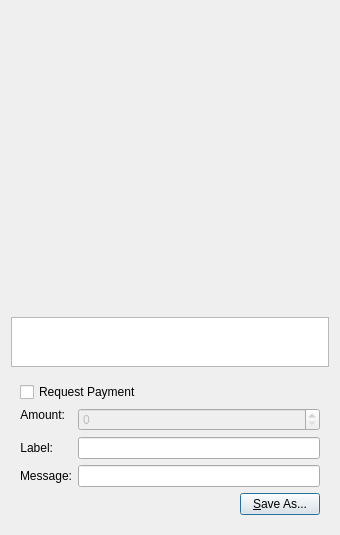
Old version of the form src/qt/forms/qrcodedialog.ui in the repository owner232/USDEX.
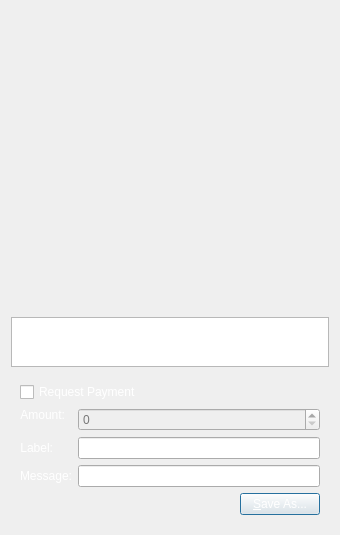
New version of the form. Icons and pictures are not drawn. Custom widgets are drawn as their Qt base class.

What changed in the file:
```diff
--- a/src/qt/forms/qrcodedialog.ui
+++ b/src/qt/forms/qrcodedialog.ui
@@ -67,12 +67,248 @@
    </item>
    <item>
     <widget class="QWidget" name="widget" native="true">
+     <property name="palette">
+      <palette>
+       <active>
+        <colorrole role="WindowText">
+         <brush brushstyle="SolidPattern">
+          <color alpha="255">
+           <red>255</red>
+           <green>255</green>
+           <blue>255</blue>
+          </color>
+         </brush>
+        </colorrole>
+        <colorrole role="Text">
+         <brush brushstyle="SolidPattern">
+          <color alpha="255">
+           <red>255</red>
+           <green>255</green>
+           <blue>255</blue>
+          </color>
+         </brush>
+        </colorrole>
+        <colorrole role="ButtonText">
+         <brush brushstyle="SolidPattern">
+          <color alpha="255">
+           <red>255</red>
+           <green>255</green>
+           <blue>255</blue>
+          </color>
+         </brush>
+        </colorrole>
+        <colorrole role="ToolTipText">
+         <brush brushstyle="SolidPattern">
+          <color alpha="255">
+           <red>255</red>
+           <green>255</green>
+           <blue>255</blue>
+          </color>
+         </brush>
+        </colorrole>
+       </active>
+       <inactive>
+        <colorrole role="WindowText">
+         <brush brushstyle="SolidPattern">
+          <color alpha="255">
+           <red>255</red>
+           <green>255</green>
+           <blue>255</blue>
+          </color>
+         </brush>
+        </colorrole>
+        <colorrole role="Text">
+         <brush brushstyle="SolidPattern">
+          <color alpha="255">
+           <red>255</red>
+           <green>255</green>
+           <blue>255</blue>
+          </color>
+         </brush>
+        </colorrole>
+        <colorrole role="ButtonText">
+         <brush brushstyle="SolidPattern">
+          <color alpha="255">
+           <red>255</red>
+           <green>255</green>
+           <blue>255</blue>
+          </color>
+         </brush>
+        </colorrole>
+        <colorrole role="ToolTipText">
+         <brush brushstyle="SolidPattern">
+          <color alpha="255">
+           <red>255</red>
+           <green>255</green>
+           <blue>255</blue>
+          </color>
+         </brush>
+        </colorrole>
+       </inactive>
+       <disabled>
+        <colorrole role="WindowText">
+         <brush brushstyle="SolidPattern">
+          <color alpha="255">
+           <red>120</red>
+           <green>120</green>
+           <blue>120</blue>
+          </color>
+         </brush>
+        </colorrole>
+        <colorrole role="Text">
+         <brush brushstyle="SolidPattern">
+          <color alpha="255">
+           <red>120</red>
+           <green>120</green>
+           <blue>120</blue>
+          </color>
+         </brush>
+        </colorrole>
+        <colorrole role="ButtonText">
+         <brush brushstyle="SolidPattern">
+          <color alpha="255">
+           <red>120</red>
+           <green>120</green>
+           <blue>120</blue>
+          </color>
+         </brush>
+        </colorrole>
+        <colorrole role="ToolTipText">
+         <brush brushstyle="SolidPattern">
+          <color alpha="255">
+           <red>255</red>
+           <green>255</green>
+           <blue>255</blue>
+          </color>
+         </brush>
+        </colorrole>
+       </disabled>
+      </palette>
+     </property>
      <layout class="QVBoxLayout" name="verticalLayout_2">
       <item>
        <widget class="QCheckBox" name="chkReqPayment">
         <property name="enabled">
          <bool>true</bool>
         </property>
+        <property name="palette">
+         <palette>
+          <active>
+           <colorrole role="WindowText">
+            <brush brushstyle="SolidPattern">
+             <color alpha="255">
+              <red>255</red>
+              <green>255</green>
+              <blue>255</blue>
+             </color>
+            </brush>
+           </colorrole>
+           <colorrole role="Text">
+            <brush brushstyle="SolidPattern">
+             <color alpha="255">
+              <red>255</red>
+              <green>255</green>
+              <blue>255</blue>
+             </color>
+            </brush>
+           </colorrole>
+           <colorrole role="ButtonText">
+            <brush brushstyle="SolidPattern">
+             <color alpha="255">
+              <red>255</red>
+              <green>255</green>
+              <blue>255</blue>
+             </color>
+            </brush>
+           </colorrole>
+           <colorrole role="ToolTipText">
+            <brush brushstyle="SolidPattern">
+             <color alpha="255">
+              <red>255</red>
+              <green>255</green>
+              <blue>255</blue>
+             </color>
+            </brush>
+           </colorrole>
+          </active>
+          <inactive>
+           <colorrole role="WindowText">
+            <brush brushstyle="SolidPattern">
+             <color alpha="255">
+              <red>255</red>
+              <green>255</green>
+              <blue>255</blue>
+             </color>
+            </brush>
+           </colorrole>
+           <colorrole role="Text">
+            <brush brushstyle="SolidPattern">
+             <color alpha="255">
+              <red>255</red>
+              <green>255</green>
+              <blue>255</blue>
+             </color>
+            </brush>
+           </colorrole>
+           <colorrole role="ButtonText">
+            <brush brushstyle="SolidPattern">
+             <color alpha="255">
+              <red>255</red>
+              <green>255</green>
+              <blue>255</blue>
+             </color>
+            </brush>
+           </colorrole>
+           <colorrole role="ToolTipText">
+            <brush brushstyle="SolidPattern">
+             <color alpha="255">
+              <red>255</red>
+              <green>255</green>
+              <blue>255</blue>
+             </color>
+            </brush>
+           </colorrole>
+          </inactive>
+          <disabled>
+           <colorrole role="WindowText">
+            <brush brushstyle="SolidPattern">
+             <color alpha="255">
+              <red>120</red>
+              <green>120</green>
+              <blue>120</blue>
+             </color>
+            </brush>
+           </colorrole>
+           <colorrole role="Text">
+            <brush brushstyle="SolidPattern">
+             <color alpha="255">
+              <red>120</red>
+              <green>120</green>
+              <blue>120</blue>
+             </color>
+            </brush>
+           </colorrole>
+           <colorrole role="ButtonText">
+            <brush brushstyle="SolidPattern">
+             <color alpha="255">
+              <red>120</red>
+              <green>120</green>
+              <blue>120</blue>
+             </color>
+            </brush>
+           </colorrole>
+           <colorrole role="ToolTipText">
+            <brush brushstyle="SolidPattern">
+             <color alpha="255">
+              <red>255</red>
+              <green>255</green>
+              <blue>255</blue>
+             </color>
+            </brush>
+           </colorrole>
+          </disabled>
+         </palette>
+        </property>
         <property name="text">
          <string>Request Payment</string>
         </property>
@@ -85,6 +321,124 @@
         </property>
         <item row="1" column="0">
          <widget class="QLabel" name="lblLabel">
+          <property name="palette">
+           <palette>
+            <active>
+             <colorrole role="WindowText">
+              <brush brushstyle="SolidPattern">
+               <color alpha="255">
+                <red>255</red>
+                <green>255</green>
+                <blue>255</blue>
+               </color>
+              </brush>
+             </colorrole>
+             <colorrole role="Text">
+              <brush brushstyle="SolidPattern">
+               <color alpha="255">
+                <red>255</red>
+                <green>255</green>
+                <blue>255</blue>
+               </color>
+              </brush>
+             </colorrole>
+             <colorrole role="ButtonText">
+              <brush brushstyle="SolidPattern">
+               <color alpha="255">
+                <red>255</red>
+                <green>255</green>
+                <blue>255</blue>
+               </color>
+              </brush>
+             </colorrole>
+             <colorrole role="ToolTipText">
+              <brush brushstyle="SolidPattern">
+               <color alpha="255">
+                <red>255</red>
+                <green>255</green>
+                <blue>255</blue>
+               </color>
+              </brush>
+             </colorrole>
+            </active>
+            <inactive>
+             <colorrole role="WindowText">
+              <brush brushstyle="SolidPattern">
+               <color alpha="255">
+                <red>255</red>
+                <green>255</green>
+                <blue>255</blue>
+               </color>
+              </brush>
+             </colorrole>
+             <colorrole role="Text">
+              <brush brushstyle="SolidPattern">
+               <color alpha="255">
+                <red>255</red>
+                <green>255</green>
+                <blue>255</blue>
+               </color>
+              </brush>
+             </colorrole>
+             <colorrole role="ButtonText">
+              <brush brushstyle="SolidPattern">
+               <color alpha="255">
+                <red>255</red>
+                <green>255</green>
+                <blue>255</blue>
+               </color>
+              </brush>
+             </colorrole>
+             <colorrole role="ToolTipText">
+              <brush brushstyle="SolidPattern">
+               <color alpha="255">
+                <red>255</red>
+                <green>255</green>
+                <blue>255</blue>
+               </color>
+              </brush>
+             </colorrole>
+            </inactive>
+            <disabled>
+             <colorrole role="WindowText">
+              <brush brushstyle="SolidPattern">
+               <color alpha="255">
+                <red>120</red>
+                <green>120</green>
+                <blue>120</blue>
+               </color>
+              </brush>
+             </colorrole>
+             <colorrole role="Text">
+              <brush brushstyle="SolidPattern">
+               <color alpha="255">
+                <red>120</red>
+                <green>120</green>
+                <blue>120</blue>
+               </color>
+              </brush>
+             </colorrole>
+             <colorrole role="ButtonText">
+              <brush brushstyle="SolidPattern">
+               <color alpha="255">
+                <red>120</red>
+                <green>120</green>
+                <blue>120</blue>
+               </color>
+              </brush>
+             </colorrole>
+             <colorrole role="ToolTipText">
+              <brush brushstyle="SolidPattern">
+               <color alpha="255">
+                <red>255</red>
+                <green>255</green>
+                <blue>255</blue>
+               </color>
+              </brush>
+             </colorrole>
+            </disabled>
+           </palette>
+          </property>
           <property name="text">
            <string>Label:</string>
           </property>
@@ -104,6 +458,124 @@
         </item>
         <item row="2" column="0">
          <widget class="QLabel" name="lblMessage">
+          <property name="palette">
+           <palette>
+            <active>
+             <colorrole role="WindowText">
+              <brush brushstyle="SolidPattern">
+               <color alpha="255">
+                <red>255</red>
+                <green>255</green>
+                <blue>255</blue>
+               </color>
+              </brush>
+             </colorrole>
+             <colorrole role="Text">
+              <brush brushstyle="SolidPattern">
+               <color alpha="255">
+                <red>255</red>
+                <green>255</green>
+                <blue>255</blue>
+               </color>
+              </brush>
+             </colorrole>
+             <colorrole role="ButtonText">
+              <brush brushstyle="SolidPattern">
+               <color alpha="255">
+                <red>255</red>
+                <green>255</green>
+                <blue>255</blue>
+               </color>
+              </brush>
+             </colorrole>
+             <colorrole role="ToolTipText">
+              <brush brushstyle="SolidPattern">
+               <color alpha="255">
+                <red>255</red>
+                <green>255</green>
+                <blue>255</blue>
+               </color>
+              </brush>
+             </colorrole>
+            </active>
+            <inactive>
+             <colorrole role="WindowText">
+              <brush brushstyle="SolidPattern">
+               <color alpha="255">
+                <red>255</red>
+                <green>255</green>
+                <blue>255</blue>
+               </color>
+              </brush>
+             </colorrole>
+             <colorrole role="Text">
+              <brush brushstyle="SolidPattern">
+               <color alpha="255">
+                <red>255</red>
+                <green>255</green>
+                <blue>255</blue>
+               </color>
+              </brush>
+             </colorrole>
+             <colorrole role="ButtonText">
+              <brush brushstyle="SolidPattern">
+               <color alpha="255">
+                <red>255</red>
+                <green>255</green>
+                <blue>255</blue>
+               </color>
+              </brush>
+             </colorrole>
+             <colorrole role="ToolTipText">
+              <brush brushstyle="SolidPattern">
+               <color alpha="255">
+                <red>255</red>
+                <green>255</green>
+                <blue>255</blue>
+               </color>
+              </brush>
+             </colorrole>
+            </inactive>
+            <disabled>
+             <colorrole role="WindowText">
+              <brush brushstyle="SolidPattern">
+               <color alpha="255">
+                <red>120</red>
+                <green>120</green>
+                <blue>120</blue>
+               </color>
+              </brush>
+             </colorrole>
+             <colorrole role="Text">
+              <brush brushstyle="SolidPattern">
+               <color alpha="255">
+                <red>120</red>
+                <green>120</green>
+                <blue>120</blue>
+               </color>
+              </brush>
+             </colorrole>
+             <colorrole role="ButtonText">
+              <brush brushstyle="SolidPattern">
+               <color alpha="255">
+                <red>120</red>
+                <green>120</green>
+                <blue>120</blue>
+               </color>
+              </brush>
+             </colorrole>
+             <colorrole role="ToolTipText">
+              <brush brushstyle="SolidPattern">
+               <color alpha="255">
+                <red>255</red>
+                <green>255</green>
+                <blue>255</blue>
+               </color>
+              </brush>
+             </colorrole>
+            </disabled>
+           </palette>
+          </property>
           <property name="text">
            <string>Message:</string>
           </property>
@@ -129,6 +601,124 @@
             <verstretch>0</verstretch>
            </sizepolicy>
           </property>
+          <property name="palette">
+           <palette>
+            <active>
+             <colorrole role="WindowText">
+              <brush brushstyle="SolidPattern">
+               <color alpha="255">
+                <red>255</red>
+                <green>255</green>
+                <blue>255</blue>
+               </color>
+              </brush>
+             </colorrole>
+             <colorrole role="Text">
+              <brush brushstyle="SolidPattern">
+               <color alpha="255">
+                <red>255</red>
+                <green>255</green>
+                <blue>255</blue>
+               </color>
+              </brush>
+             </colorrole>
+             <colorrole role="ButtonText">
+              <brush brushstyle="SolidPattern">
+               <color alpha="255">
+                <red>255</red>
+                <green>255</green>
+                <blue>255</blue>
+               </color>
+              </brush>
+             </colorrole>
+             <colorrole role="ToolTipText">
+              <brush brushstyle="SolidPattern">
+               <color alpha="255">
+                <red>255</red>
+                <green>255</green>
+                <blue>255</blue>
+               </color>
+              </brush>
+             </colorrole>
+            </active>
+            <inactive>
+             <colorrole role="WindowText">
+              <brush brushstyle="SolidPattern">
+               <color alpha="255">
+                <red>255</red>
+                <green>255</green>
+                <blue>255</blue>
+               </color>
+              </brush>
+             </colorrole>
+             <colorrole role="Text">
+              <brush brushstyle="SolidPattern">
+               <color alpha="255">
+                <red>255</red>
+                <green>255</green>
+                <blue>255</blue>
+               </color>
+              </brush>
+             </colorrole>
+             <colorrole role="ButtonText">
+              <brush brushstyle="SolidPattern">
+               <color alpha="255">
+                <red>255</red>
+                <green>255</green>
+                <blue>255</blue>
+               </color>
+              </brush>
+             </colorrole>
+             <colorrole role="ToolTipText">
+              <brush brushstyle="SolidPattern">
+               <color alpha="255">
+                <red>255</red>
+                <green>255</green>
+                <blue>255</blue>
+               </color>
+              </brush>
+             </colorrole>
+            </inactive>
+            <disabled>
+             <colorrole role="WindowText">
+              <brush brushstyle="SolidPattern">
+               <color alpha="255">
+                <red>120</red>
+                <green>120</green>
+                <blue>120</blue>
+               </color>
+              </brush>
+             </colorrole>
+             <colorrole role="Text">
+              <brush brushstyle="SolidPattern">
+               <color alpha="255">
+                <red>120</red>
+                <green>120</green>
+                <blue>120</blue>
+               </color>
+              </brush>
+             </colorrole>
+             <colorrole role="ButtonText">
+              <brush brushstyle="SolidPattern">
+               <color alpha="255">
+                <red>120</red>
+                <green>120</green>
+                <blue>120</blue>
+               </color>
+              </brush>
+             </colorrole>
+             <colorrole role="ToolTipText">
+              <brush brushstyle="SolidPattern">
+               <color alpha="255">
+                <red>255</red>
+                <green>255</green>
+                <blue>255</blue>
+               </color>
+              </brush>
+             </colorrole>
+            </disabled>
+           </palette>
+          </property>
           <property name="text">
            <string>Amount:</string>
           </property>
@@ -154,6 +744,124 @@
             <height>0</height>
            </size>
           </property>
+          <property name="palette">
+           <palette>
+            <active>
+             <colorrole role="WindowText">
+              <brush brushstyle="SolidPattern">
+               <color alpha="255">
+                <red>255</red>
+                <green>255</green>
+                <blue>255</blue>
+               </color>
+              </brush>
+             </colorrole>
+             <colorrole role="Text">
+              <brush brushstyle="SolidPattern">
+               <color alpha="255">
+                <red>255</red>
+                <green>255</green>
+                <blue>255</blue>
+               </color>
+              </brush>
+             </colorrole>
+             <colorrole role="ButtonText">
+              <brush brushstyle="SolidPattern">
+               <color alpha="255">
+                <red>255</red>
+                <green>255</green>
+                <blue>255</blue>
+               </color>
+              </brush>
+             </colorrole>
+             <colorrole role="ToolTipText">
+              <brush brushstyle="SolidPattern">
+               <color alpha="255">
+                <red>255</red>
+                <green>255</green>
+                <blue>255</blue>
+               </color>
+              </brush>
+             </colorrole>
+            </active>
+            <inactive>
+             <colorrole role="WindowText">
+              <brush brushstyle="SolidPattern">
+               <color alpha="255">
+                <red>255</red>
+                <green>255</green>
+                <blue>255</blue>
+               </color>
+              </brush>
+             </colorrole>
+             <colorrole role="Text">
+              <brush brushstyle="SolidPattern">
+               <color alpha="255">
+                <red>255</red>
+                <green>255</green>
+                <blue>255</blue>
+               </color>
+              </brush>
+             </colorrole>
+             <colorrole role="ButtonText">
+              <brush brushstyle="SolidPattern">
+               <color alpha="255">
+                <red>255</red>
+                <green>255</green>
+                <blue>255</blue>
+               </color>
+              </brush>
+             </colorrole>
+             <colorrole role="ToolTipText">
+              <brush brushstyle="SolidPattern">
+               <color alpha="255">
+                <red>255</red>
+                <green>255</green>
+                <blue>255</blue>
+               </color>
+              </brush>
+             </colorrole>
+            </inactive>
+            <disabled>
+             <colorrole role="WindowText">
+              <brush brushstyle="SolidPattern">
+               <color alpha="255">
+                <red>120</red>
+                <green>120</green>
+                <blue>120</blue>
+               </color>
+              </brush>
+             </colorrole>
+             <colorrole role="Text">
+              <brush brushstyle="SolidPattern">
+               <color alpha="255">
+                <red>120</red>
+                <green>120</green>
+                <blue>120</blue>
+               </color>
+              </brush>
+             </colorrole>
+             <colorrole role="ButtonText">
+              <brush brushstyle="SolidPattern">
+               <color alpha="255">
+                <red>120</red>
+                <green>120</green>
+                <blue>120</blue>
+               </color>
+              </brush>
+             </colorrole>
+             <colorrole role="ToolTipText">
+              <brush brushstyle="SolidPattern">
+               <color alpha="255">
+                <red>255</red>
+                <green>255</green>
+                <blue>255</blue>
+               </color>
+              </brush>
+             </colorrole>
+            </disabled>
+           </palette>
+          </property>
          </widget>
         </item>
        </layout>
@@ -162,6 +870,124 @@
        <layout class="QHBoxLayout" name="horizontalLayout">
         <item>
          <spacer name="horizontalSpacer">
+          <property name="palette">
+           <palette>
+            <active>
+             <colorrole role="WindowText">
+              <brush brushstyle="SolidPattern">
+               <color alpha="255">
+                <red>255</red>
+                <green>255</green>
+                <blue>255</blue>
+               </color>
+              </brush>
+             </colorrole>
+             <colorrole role="Text">
+              <brush brushstyle="SolidPattern">
+               <color alpha="255">
+                <red>255</red>
+                <green>255</green>
+                <blue>255</blue>
+               </color>
+              </brush>
+             </colorrole>
+             <colorrole role="ButtonText">
+              <brush brushstyle="SolidPattern">
+               <color alpha="255">
+                <red>255</red>
+                <green>255</green>
+                <blue>255</blue>
+               </color>
+              </brush>
+             </colorrole>
+             <colorrole role="ToolTipText">
+              <brush brushstyle="SolidPattern">
+               <color alpha="255">
+                <red>255</red>
+                <green>255</green>
+                <blue>255</blue>
+               </color>
+              </brush>
+             </colorrole>
+            </active>
+            <inactive>
+             <colorrole role="WindowText">
+              <brush brushstyle="SolidPattern">
+               <color alpha="255">
+                <red>255</red>
+                <green>255</green>
+                <blue>255</blue>
+               </color>
+              </brush>
+             </colorrole>
+             <colorrole role="Text">
+              <brush brushstyle="SolidPattern">
+               <color alpha="255">
+                <red>255</red>
+                <green>255</green>
+                <blue>255</blue>
+               </color>
+              </brush>
+             </colorrole>
+             <colorrole role="ButtonText">
+              <brush brushstyle="SolidPattern">
+               <color alpha="255">
+                <red>255</red>
+                <green>255</green>
+                <blue>255</blue>
+               </color>
+              </brush>
+             </colorrole>
+             <colorrole role="ToolTipText">
+              <brush brushstyle="SolidPattern">
+               <color alpha="255">
+                <red>255</red>
+                <green>255</green>
+                <blue>255</blue>
+               </color>
+              </brush>
+             </colorrole>
+            </inactive>
+            <disabled>
+             <colorrole role="WindowText">
+              <brush brushstyle="SolidPattern">
+               <color alpha="255">
+                <red>120</red>
+                <green>120</green>
+                <blue>120</blue>
+               </color>
+              </brush>
+             </colorrole>
+             <colorrole role="Text">
+              <brush brushstyle="SolidPattern">
+               <color alpha="255">
+                <red>120</red>
+                <green>120</green>
+                <blue>120</blue>
+               </color>
+              </brush>
+             </colorrole>
+             <colorrole role="ButtonText">
+              <brush brushstyle="SolidPattern">
+               <color alpha="255">
+                <red>120</red>
+                <green>120</green>
+                <blue>120</blue>
+               </color>
+              </brush>
+             </colorrole>
+             <colorrole role="ToolTipText">
+              <brush brushstyle="SolidPattern">
+               <color alpha="255">
+                <red>255</red>
+                <green>255</green>
+                <blue>255</blue>
+               </color>
+              </brush>
+             </colorrole>
+            </disabled>
+           </palette>
+          </property>
           <property name="orientation">
            <enum>Qt::Horizontal</enum>
           </property>
@@ -175,6 +1001,124 @@
         </item>
         <item>
          <widget class="QPushButton" name="btnSaveAs">
+          <property name="palette">
+           <palette>
+            <active>
+             <colorrole role="WindowText">
+              <brush brushstyle="SolidPattern">
+               <color alpha="255">
+                <red>255</red>
+                <green>255</green>
+                <blue>255</blue>
+               </color>
+              </brush>
+             </colorrole>
+             <colorrole role="Text">
+              <brush brushstyle="SolidPattern">
+               <color alpha="255">
+                <red>255</red>
+                <green>255</green>
+                <blue>255</blue>
+               </color>
+              </brush>
+             </colorrole>
+             <colorrole role="ButtonText">
+              <brush brushstyle="SolidPattern">
+               <color alpha="255">
+                <red>255</red>
+                <green>255</green>
+                <blue>255</blue>
+               </color>
+              </brush>
+             </colorrole>
+             <colorrole role="ToolTipText">
+              <brush brushstyle="SolidPattern">
+               <color alpha="255">
+                <red>255</red>
+                <green>255</green>
+                <blue>255</blue>
+               </color>
+              </brush>
+             </colorrole>
+            </active>
+            <inactive>
+             <colorrole role="WindowText">
+              <brush brushstyle="SolidPattern">
+               <color alpha="255">
+                <red>255</red>
+                <green>255</green>
+                <blue>255</blue>
+               </color>
+              </brush>
+             </colorrole>
+             <colorrole role="Text">
+              <brush brushstyle="SolidPattern">
+               <color alpha="255">
+                <red>255</red>
+                <green>255</green>
+                <blue>255</blue>
+               </color>
+              </brush>
+             </colorrole>
+             <colorrole role="ButtonText">
+              <brush brushstyle="SolidPattern">
+               <color alpha="255">
+                <red>255</red>
+                <green>255</green>
+                <blue>255</blue>
+               </color>
+              </brush>
+             </colorrole>
+             <colorrole role="ToolTipText">
+              <brush brushstyle="SolidPattern">
+               <color alpha="255">
+                <red>255</red>
+                <green>255</green>
+                <blue>255</blue>
+               </color>
+              </brush>
+             </colorrole>
+            </inactive>
+            <disabled>
+             <colorrole role="WindowText">
+              <brush brushstyle="SolidPattern">
+               <color alpha="255">
+                <red>120</red>
+                <green>120</green>
+                <blue>120</blue>
+               </color>
+              </brush>
+             </colorrole>
+             <colorrole role="Text">
+              <brush brushstyle="SolidPattern">
+               <color alpha="255">
+                <red>120</red>
+                <green>120</green>
+                <blue>120</blue>
+               </color>
+              </brush>
+             </colorrole>
+             <colorrole role="ButtonText">
+              <brush brushstyle="SolidPattern">
+               <color alpha="255">
+                <red>120</red>
+                <green>120</green>
+                <blue>120</blue>
+               </color>
+              </brush>
+             </colorrole>
+             <colorrole role="ToolTipText">
+              <brush brushstyle="SolidPattern">
+               <color alpha="255">
+                <red>255</red>
+                <green>255</green>
+                <blue>255</blue>
+               </color>
+              </brush>
+             </colorrole>
+            </disabled>
+           </palette>
+          </property>
           <property name="text">
            <string>&amp;Save As...</string>
           </property>
```
Left out of the diff: 478 changed lines with no effect on the pictures.
